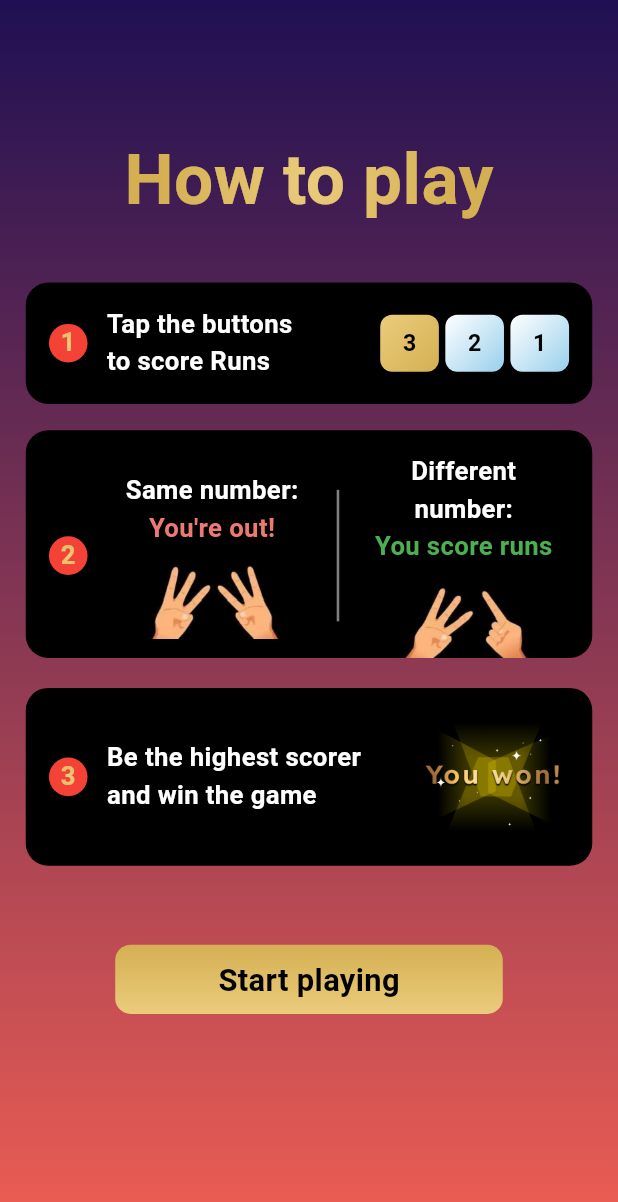
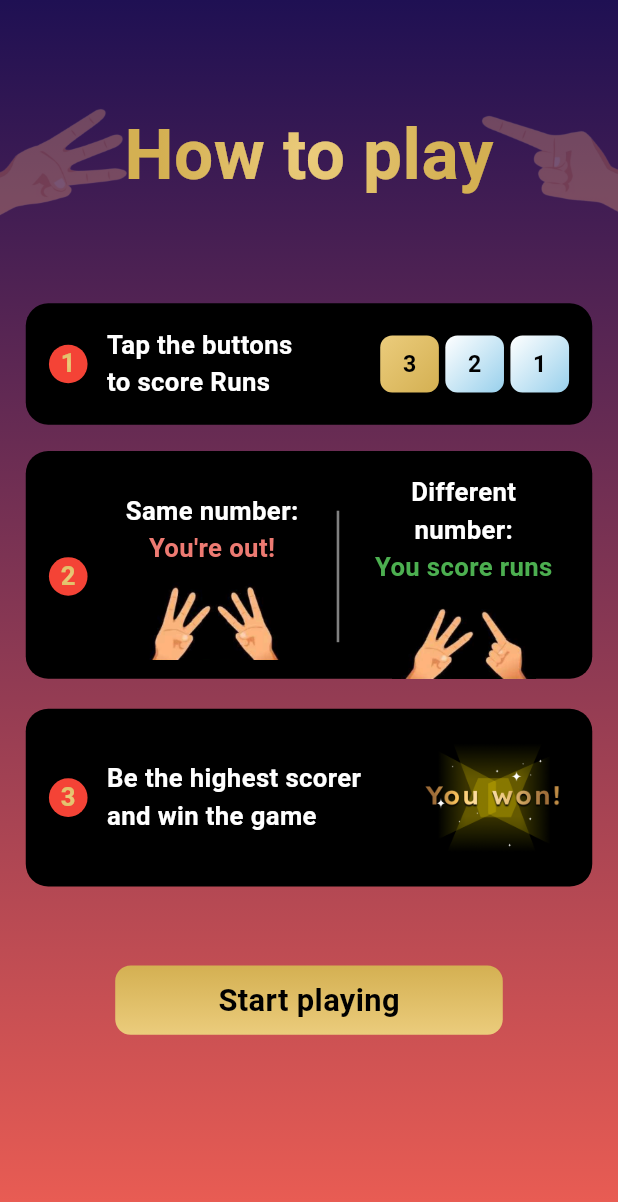
Before and after one commit to guptapriyanshu7/hand_cricket, a Flutter app: the screen it shows after launch, on a phone screen of 412 x 824 dp. Shown: the top 1202 px of the screen. Run offline on Flutter 3.47's test engine with Material 3 defaults, Android fonts, the light colour scheme and no system bars; our stand-ins replace flutter_screenutil, get_it, rive.

Commit message:
Add HomeScreenNumberButton and InstructionCard widgets
- Implemented HomeScreenNumberButton for displaying number buttons with highlight functionality.
- Created InstructionCard widget to display instructional content with a styled number indicator.
- Both widgets utilize Flutter's ScreenUtil for responsive design and incorporate custom themes from AppTheme.

Signed-off-by: Priyanshu Gupta <guptapriyanshu71@gmail.com>

```diff
--- a/lib/presentation/screens/home_screen.dart
+++ b/lib/presentation/screens/home_screen.dart
@@ -1,9 +1,13 @@
+import 'dart:math';
+
 import 'package:flutter/material.dart';
 import 'package:flutter_screenutil/flutter_screenutil.dart';
 import 'package:hand_cricket/core/app_theme.dart';
 import 'package:hand_cricket/core/get_it.dart';
 import 'package:hand_cricket/presentation/providers/game_provider.dart';
 import 'package:hand_cricket/presentation/screens/game_screen.dart';
+import 'package:hand_cricket/presentation/widgets/home_screen_number_button.dart';
+import 'package:hand_cricket/presentation/widgets/instruction_card.dart';
 import 'package:provider/provider.dart';
 
 class HomeScreen extends StatelessWidget {
@@ -23,20 +27,48 @@ class HomeScreen extends StatelessWidget {
         child: SafeArea(
           child: SizedBox.expand(
             child: SingleChildScrollView(
-              padding: EdgeInsets.all(20.r),
               child: Column(
                 children: [
                   SizedBox(height: 80.h),
-                  ShaderMask(
+                  Stack(
+                    children: [
+                      Row(
+                        children: [
+                          Opacity(
+                            opacity: 0.3,
+                            child: Transform(
+                              transform: Matrix4.rotationY(pi),
+                              alignment: Alignment.center,
+                              child: Image.asset(
+                                'assets/three_run_finger.png',
+                                scale: 4.5,
+                              ),
+                            ),
+                          ),
+                          Spacer(),
+                          Opacity(
+                            opacity: 0.3,
+                            child: Image.asset(
+                              'assets/one_run_finger.png',
+                              scale: 4.4,
+                            ),
+                          ),
+                        ],
+                      ),
+                      Center(
+                        child: ShaderMask(
                           shaderCallback:
-                        (bounds) =>
-                            AppTheme.goldRadialGradient.createShader(bounds),
+                              (bounds) => AppTheme.goldRadialGradient
+                                  .createShader(bounds),
                           child: Text(
                             'How to play',
                             style: Theme.of(
                               context,
                             ).textTheme.bodyMedium!.copyWith(fontSize: 54.sp),
                           ),
+                        ),
+                      ),
+                    ],
                   ),
                   SizedBox(height: 40.h),
 
@@ -53,11 +85,11 @@ class HomeScreen extends StatelessWidget {
                           ),
                         ),
                         SizedBox(width: 10.w),
-                        _buildNumberButton(context, '3', highlighted: true),
+                        HomeScreenNumberButton(3, isHighlighted: true),
                         SizedBox(width: 5.w),
-                        _buildNumberButton(context, '2'),
+                        HomeScreenNumberButton(2),
                         SizedBox(width: 5.w),
-                        _buildNumberButton(context, '1'),
+                        HomeScreenNumberButton(1),
                       ],
                     ),
                   ),
@@ -104,7 +136,7 @@ class HomeScreen extends StatelessWidget {
                           height: 100.h,
                           color: Colors.white.withValues(alpha: 0.5),
                         ),
-                        SizedBox(width: 15.w), // Spacer between columns
+                        SizedBox(width: 15.w),
                         Expanded(
                           child: Column(
                             children: [
@@ -205,76 +237,4 @@ class HomeScreen extends StatelessWidget {
       ),
     );
   }
-
-  Widget _buildNumberButton(
-    BuildContext context,
-    String text, {
-    bool highlighted = false,
-  }) {
-    return Container(
-      padding: const EdgeInsets.symmetric(horizontal: 15, vertical: 8),
-      decoration: BoxDecoration(
-        gradient: LinearGradient(
-          colors:
-              highlighted
-                  ? [AppTheme.secondaryGold, AppTheme.primaryGold]
-                  : [Colors.white, const Color(0xFF98D0EC)],
-          begin: Alignment.topLeft,
-          end: Alignment.bottomRight,
-        ),
-        borderRadius: BorderRadius.circular(8),
-      ),
-      child: Text(
-        text,
-        style: Theme.of(
-          context,
-        ).textTheme.bodyMedium!.copyWith(fontSize: 18.sp, color: Colors.black),
-      ),
-    );
 }
-}
-
-class InstructionCard extends StatelessWidget {
-  const InstructionCard({
-    super.key,
-    required this.number,
-    required this.content,
-    this.giveBottomPadding = true,
-  });
-
-  final String number;
-  final Widget content;
-  final bool giveBottomPadding;
-
-  @override
-  Widget build(BuildContext context) {
-    return Container(
-      padding: EdgeInsets.fromLTRB(18, 18, 18, giveBottomPadding ? 18 : 0).r,
-      decoration: BoxDecoration(
-        color: Colors.black,
-        borderRadius: BorderRadius.circular(15.0),
-      ),
-      child: Row(
-        crossAxisAlignment: CrossAxisAlignment.center,
-        children: [
-          CircleAvatar(
-            radius: 15.r,
-            backgroundColor: Colors.red,
-            child: ShaderMask(
-              shaderCallback:
-                  (bounds) => AppTheme.goldRadialGradient.createShader(bounds),
-              child: Text(
-                number,
-                style: Theme.of(
-                  context,
-                ).textTheme.bodyMedium!.copyWith(fontSize: 20.sp),
-              ),
-            ),
-          ),
-          SizedBox(width: 15.w),
-          Expanded(child: content),
-        ],
-      ),
-    );
-  }
-}
--- /dev/null
+++ b/lib/presentation/widgets/home_screen_number_button.dart
@@ -0,0 +1,38 @@
+import 'package:flutter/material.dart';
+import 'package:flutter_screenutil/flutter_screenutil.dart';
+import 'package:hand_cricket/core/app_theme.dart';
+
+class HomeScreenNumberButton extends StatelessWidget {
+  final int number;
+  final bool isHighlighted;
+
+  const HomeScreenNumberButton(
+    this.number, {
+    this.isHighlighted = false,
+    super.key,
+  });
+
+  @override
+  Widget build(BuildContext context) {
+    return Container(
+      padding: const EdgeInsets.symmetric(horizontal: 15, vertical: 8),
+      decoration: BoxDecoration(
+        gradient: LinearGradient(
+          colors:
+              isHighlighted
+                  ? [AppTheme.secondaryGold, AppTheme.primaryGold]
+                  : [Colors.white, const Color(0xFF98D0EC)],
+          begin: Alignment.topLeft,
+          end: Alignment.bottomRight,
+        ),
+        borderRadius: BorderRadius.circular(8),
+      ),
+      child: Text(
+        number.toString(),
+        style: Theme.of(
+          context,
+        ).textTheme.bodyMedium!.copyWith(fontSize: 18.sp, color: Colors.black),
+      ),
+    );
+  }
+}
--- /dev/null
+++ b/lib/presentation/widgets/instruction_card.dart
@@ -0,0 +1,53 @@
+
+import 'package:flutter/material.dart';
+import 'package:flutter_screenutil/flutter_screenutil.dart';
+import 'package:hand_cricket/core/app_theme.dart';
+
+class InstructionCard extends StatelessWidget {
+  const InstructionCard({
+    super.key,
+    required this.number,
+    required this.content,
+    this.giveBottomPadding = true,
+  });
+
+  final String number;
+  final Widget content;
+  final bool giveBottomPadding;
+
+  @override
+  Widget build(BuildContext context) {
+    return Padding(
+      padding: const EdgeInsets.symmetric(horizontal: 20).r,
+      child: Container(
+        padding: EdgeInsets.fromLTRB(18, 18, 18, giveBottomPadding ? 18 : 0).r,
+        decoration: BoxDecoration(
+          color: Colors.black,
+          borderRadius: BorderRadius.circular(15.0),
+        ),
+        child: Row(
+          crossAxisAlignment: CrossAxisAlignment.center,
+          children: [
+            CircleAvatar(
+              radius: 15.r,
+              backgroundColor: Colors.red,
+              child: ShaderMask(
+                shaderCallback:
+                    (bounds) =>
+                        AppTheme.goldRadialGradient.createShader(bounds),
+                child: Text(
+                  number,
+                  style: Theme.of(
+                    context,
+                  ).textTheme.bodyMedium!.copyWith(fontSize: 20.sp),
+                ),
+              ),
+            ),
+            SizedBox(width: 15.w),
+            Expanded(child: content),
+          ],
+        ),
+      ),
+    );
+  }
+}
```
Also changed, not shown: assets/one_run_finger.png (added), assets/three_run_finger.png (added). Lines whose indentation alone changed are shown as unchanged.
